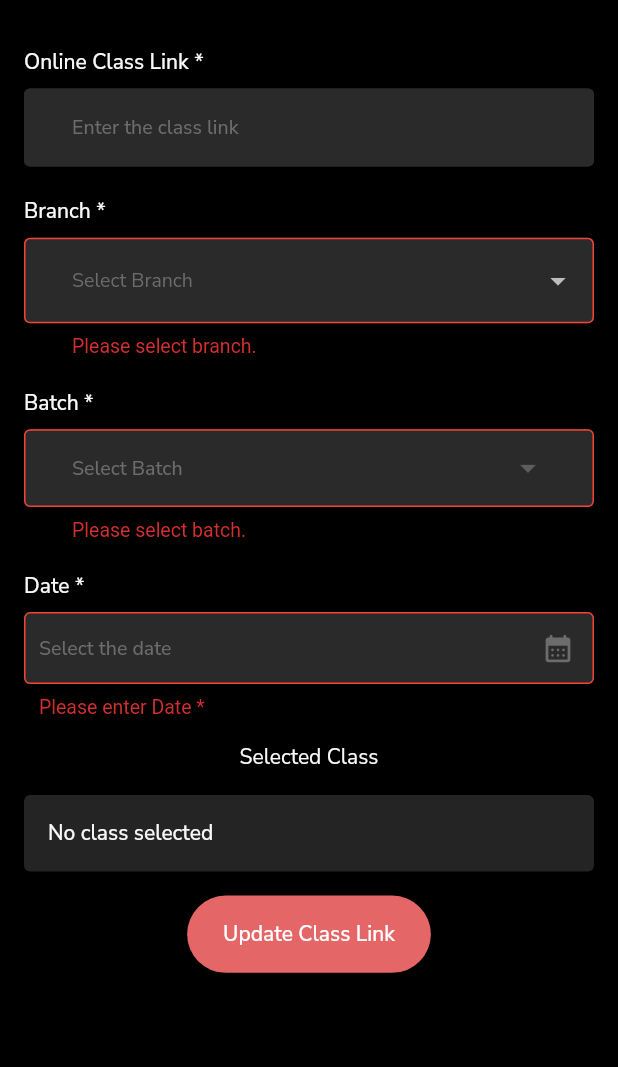
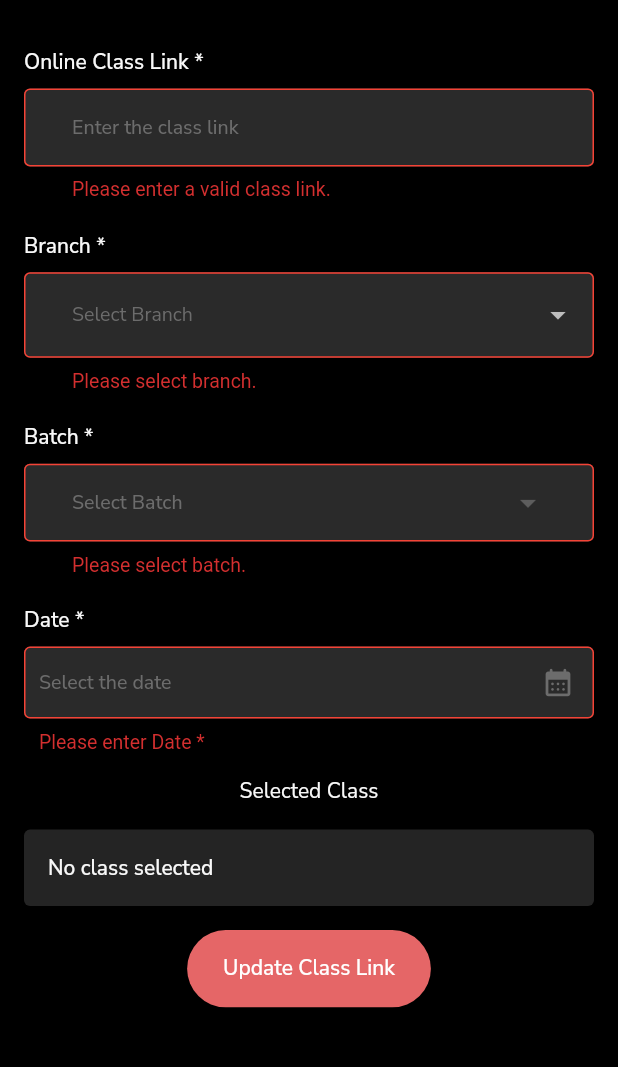
Before and after one commit to arsarsars1/part_app, a Flutter app: the EditClassLink screen opened by its route, after a tap on "Update Class Link", on a phone screen of 412 x 824 dp, the part 66-1133 px from its top. Run offline on Flutter 3.47's test engine with Material 2 defaults, Android fonts, the phone set to English and light mode, and no system bars; our stand-ins replace cached_network_image, connectivity_plus, dio, equatable, firebase_core, firebase_messaging and 12 more; missing offline and left inert: razorpay_flutter; accounts and stored records are empty; network calls fail.

Commit message:
Fixed the issue

```diff
--- a/lib/view/class_link/edit_class_link.dart
+++ b/lib/view/class_link/edit_class_link.dart
@@ -90,14 +90,16 @@ class _EditClassLinkState extends State<EditClassLink> {
                 capitalization: TextCapitalization.none,
                 validator: (value) {
                   bool validUrl;
-                  if (value.contains("https://")) {
+                  if (value.contains("https://") || value.contains("http://")) {
                     validUrl = Uri.parse(value).isAbsolute;
                   } else {
                     value = "https://$value";
                     validUrl = Uri.parse(value).isAbsolute;
                   }
 
-                  return !validUrl ? 'Please enter a valid class link.' : null;
+                  return !validUrl || value == "https://" || value == "http://"
+                      ? 'Please enter a valid class link.'
+                      : null;
                 },
                 onSubmit: (value) {
                   classLink = value;
@@ -196,7 +198,8 @@ class _EditClassLinkState extends State<EditClassLink> {
                         batchCubit.getBatchesByStatus(
                           branchId: branchId,
                           clean: true,
-                          branchSearch: true,
+                          branchSearch: false,
+                          status: 'ongoing',
                         );
                       },
                     ),
@@ -547,7 +550,11 @@ class _EditClassLinkState extends State<EditClassLink> {
                                       ?.contains("https://") ??
                                   false
                               ? classLink ?? batchCubit.tempClass?.link
-                              : "https://${classLink ?? batchCubit.tempClass?.link}",
+                              : (classLink ?? batchCubit.tempClass?.link)
+                                          ?.contains("http://") ??
+                                      false
+                                  ? classLink ?? batchCubit.tempClass?.link
+                                  : "https://${classLink ?? batchCubit.tempClass?.link}",
                           'service': Uri.parse((classLink ??
                                               batchCubit.tempClass?.link)
                                           ?.contains("https://") ??
@@ -555,7 +562,13 @@ class _EditClassLinkState extends State<EditClassLink> {
                                   ? classLink ??
                                       batchCubit.tempClass?.link ??
                                       ""
-                                  : "https://${classLink ?? batchCubit.tempClass?.link ?? ""}")
+                                  : (classLink ?? batchCubit.tempClass?.link)
+                                              ?.contains("http://") ??
+                                          false
+                                      ? classLink ??
+                                          batchCubit.tempClass?.link ??
+                                          ""
+                                      : "https://${classLink ?? batchCubit.tempClass?.link ?? ""}")
                               .host,
                           'start_time':
                               selectedclass?.startTime ?? tempClass?.startTime,
```
Also changed, not shown: lib/view/class_link/class_link_view.dart (+13 -8 lines).
